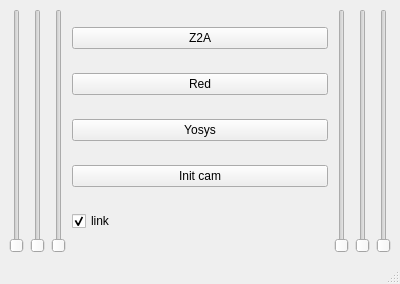
Qt form lights/mainwindow.ui (mattvenn/dmx_lights) before a commit.
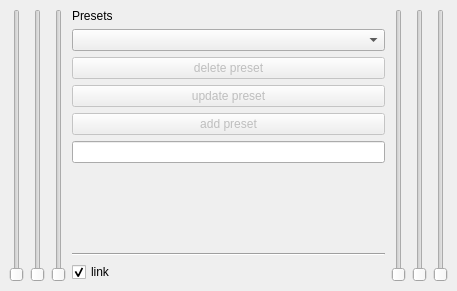
The same form after that commit.

```diff
--- a/lights/mainwindow.ui
+++ b/lights/mainwindow.ui
@@ -6,8 +6,8 @@
    <rect>
     <x>0</x>
     <y>0</y>
-    <width>400</width>
-    <height>284</height>
+    <width>457</width>
+    <height>291</height>
    </rect>
   </property>
   <property name="windowTitle">
@@ -55,30 +55,65 @@
        <number>0</number>
       </property>
       <item>
-       <widget class="QPushButton" name="mem_z2a">
+       <widget class="QLabel" name="label">
         <property name="text">
-         <string>Z2A</string>
+         <string>Presets</string>
         </property>
        </widget>
       </item>
       <item>
-       <widget class="QPushButton" name="mem_red">
+       <widget class="QComboBox" name="preset_list"/>
+      </item>
+      <item>
+       <widget class="QPushButton" name="button_delete">
+        <property name="enabled">
+         <bool>false</bool>
+        </property>
         <property name="text">
-         <string>Red</string>
+         <string>delete preset</string>
         </property>
        </widget>
       </item>
       <item>
-       <widget class="QPushButton" name="mem_yosys">
+       <widget class="QPushButton" name="button_update">
+        <property name="enabled">
+         <bool>false</bool>
+        </property>
         <property name="text">
-         <string>Yosys</string>
+         <string>update preset</string>
         </property>
        </widget>
       </item>
       <item>
-       <widget class="QPushButton" name="init_cam">
+       <widget class="QPushButton" name="button_add">
+        <property name="enabled">
+         <bool>false</bool>
+        </property>
         <property name="text">
-         <string>Init cam</string>
+         <string>add preset</string>
+        </property>
+       </widget>
+      </item>
+      <item>
+       <widget class="QLineEdit" name="preset_name"/>
+      </item>
+      <item>
+       <spacer name="verticalSpacer">
+        <property name="orientation">
+         <enum>Qt::Vertical</enum>
+        </property>
+        <property name="sizeHint" stdset="0">
+         <size>
+          <width>20</width>
+          <height>40</height>
+         </size>
+        </property>
+       </spacer>
+      </item>
+      <item>
+       <widget class="Line" name="line">
+        <property name="orientation">
+         <enum>Qt::Horizontal</enum>
         </property>
        </widget>
       </item>
@@ -130,7 +165,6 @@
     </item>
    </layout>
   </widget>
-  <widget class="QStatusBar" name="statusbar"/>
  </widget>
  <resources/>
  <connections/>
```
